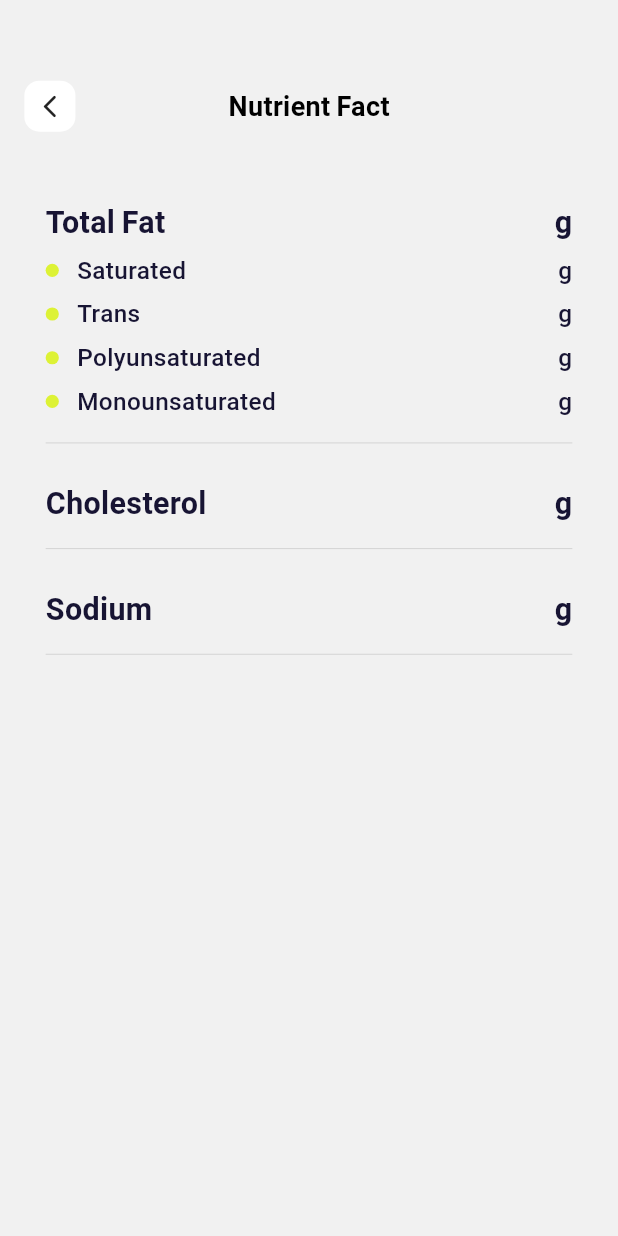
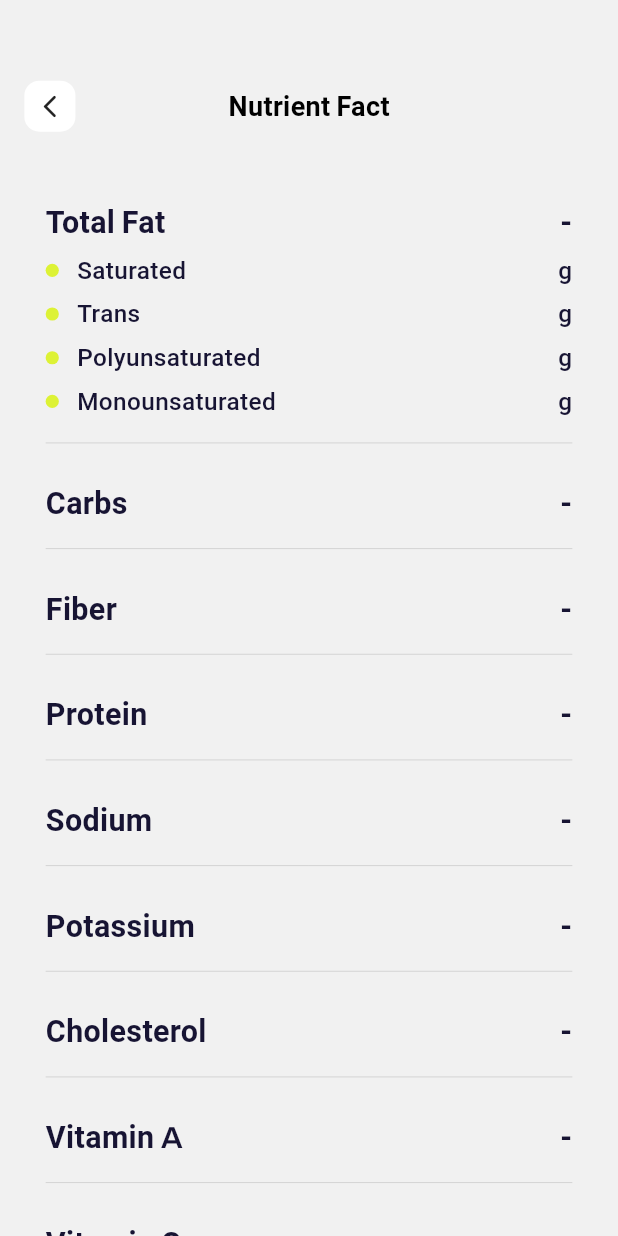
Before and after one commit to Livewell-Indonesia/dev-livewell-app.github.io, a Flutter app: the NutrientFactScreen screen opened directly with empty values, on a phone screen of 412 x 824 dp. Run offline on Flutter 3.47's test engine with Material 2 defaults, Android fonts, the phone set to English and light mode, and no system bars; our stand-ins replace bubble_tab_indicator, camera, dartz, dio, dot_navigation_bar, equatable and 21 more; missing offline and left inert: algolia_helper_flutter, camera_platform_interface, dart:ffi, fab_circular_menu, flutter_cupertino_date_picker_fork, health and 1 more; accounts and stored records are empty; project files that could hold a hidden picture were left out.

Commit message:
food description

```diff
--- a/livewell/lib/feature/food/presentation/controller/food_controller.dart
+++ b/livewell/lib/feature/food/presentation/controller/food_controller.dart
@@ -457,8 +457,8 @@ class FoodController extends GetxController {
         .toList();
     var deletedItem = lists[index];
     mealHistory.remove(deletedItem);
+    EasyLoading.show();
     final result = await deleteMealHistory.call(deletedItem.id ?? 0);
-    EasyLoading.show();
     result.fold((l) => print(l), (r) => print(r));
     if (Get.isRegistered<DashboardController>()) {
       Get.find<DashboardController>().onInit();
@@ -477,8 +477,8 @@ class FoodController extends GetxController {
     if (servingSize == 0.0) {
       onDeleteHistory(mealTime, index);
     } else {
+      EasyLoading.show();
       final result = await deleteMealHistory.call(updatedItem);
-      EasyLoading.show();
       result.fold((l) => print(l), (r) {
         fetchUserMealHistory();
         if (Get.isRegistered<DashboardController>()) {
--- a/livewell/lib/feature/food/presentation/pages/nutrient_fact_screen.dart
+++ b/livewell/lib/feature/food/presentation/pages/nutrient_fact_screen.dart
@@ -22,7 +22,10 @@ class NutrientFactScreen extends StatelessWidget {
               child: Column(
                 children: [
                   48.verticalSpace,
-                  parentNutrient("Total Fat", servings.fat),
+                  parentNutrient(
+                    "Total Fat",
+                    servingDesc(servings.fat, "g"),
+                  ),
                   10.verticalSpace,
                   childNutrient("Saturated", servings.saturatedFat),
                   10.verticalSpace,
@@ -34,14 +37,75 @@ class NutrientFactScreen extends StatelessWidget {
                   10.verticalSpace,
                   const Divider(),
                   20.verticalSpace,
-                  parentNutrient("Cholesterol", servings.cholesterol),
+                  parentNutrient(
+                    "Carbs",
+                    servingDesc(servings.carbohydrate, "g"),
+                  ),
                   10.verticalSpace,
                   const Divider(),
                   20.verticalSpace,
-                  parentNutrient("Sodium", servings.sodium),
+                  parentNutrient(
+                    "Fiber",
+                    servingDesc(servings.fiber, "mg"),
+                  ),
                   10.verticalSpace,
                   const Divider(),
                   20.verticalSpace,
+                  parentNutrient(
+                    "Protein",
+                    servingDesc(servings.protein, "g"),
+                  ),
+                  10.verticalSpace,
+                  const Divider(),
+                  20.verticalSpace,
+                  parentNutrient(
+                    "Sodium",
+                    servingDesc(servings.sodium, "mg"),
+                  ),
+                  10.verticalSpace,
+                  const Divider(),
+                  20.verticalSpace,
+                  parentNutrient(
+                    "Potassium",
+                    servingDesc(servings.potassium, "mg"),
+                  ),
+                  10.verticalSpace,
+                  const Divider(),
+                  20.verticalSpace,
+                  parentNutrient(
+                    "Cholesterol",
+                    servingDesc(servings.cholesterol, "mg"),
+                  ),
+                  10.verticalSpace,
+                  const Divider(),
+                  20.verticalSpace,
+                  parentNutrient(
+                    "Vitamin A",
+                    servingDesc(servings.vitaminA, "mcg"),
+                  ),
+                  10.verticalSpace,
+                  const Divider(),
+                  20.verticalSpace,
+                  parentNutrient(
+                    "Vitamin C",
+                    servingDesc(servings.vitaminC, "mg"),
+                  ),
+                  10.verticalSpace,
+                  const Divider(),
+                  20.verticalSpace,
+                  parentNutrient(
+                    "Calcium",
+                    servingDesc(servings.calcium, "mg"),
+                  ),
+                  10.verticalSpace,
+                  const Divider(),
+                  20.verticalSpace,
+                  parentNutrient(
+                    "Iron",
+                    servingDesc(servings.iron, "mg"),
+                  ),
+                  10.verticalSpace,
+                  const Divider(),
                 ],
               ),
             ),
@@ -58,13 +122,25 @@ class NutrientFactScreen extends StatelessWidget {
                 color: Color(0xFF171433),
                 fontWeight: FontWeight.w600)),
         Spacer(),
-        Text(value == null ? '-' : "$value g",
+        Text(value ?? "-",
             style: TextStyle(
                 fontSize: 20.sp,
                 color: Color(0xFF171433),
                 fontWeight: FontWeight.w600)),
       ],
     );
+  }
+
+  String servingDesc(String? servingAmountInt, String? metricServingUnit) {
+    if (servingAmountInt == "0" ||
+        servingAmountInt == "" ||
+        servingAmountInt == null) {
+      return "-";
+    }
+    if (metricServingUnit == null) {
+      return "-";
+    }
+    return "$servingAmountInt $metricServingUnit";
   }
 
   Widget childNutrient(String name, String? value) {
```
